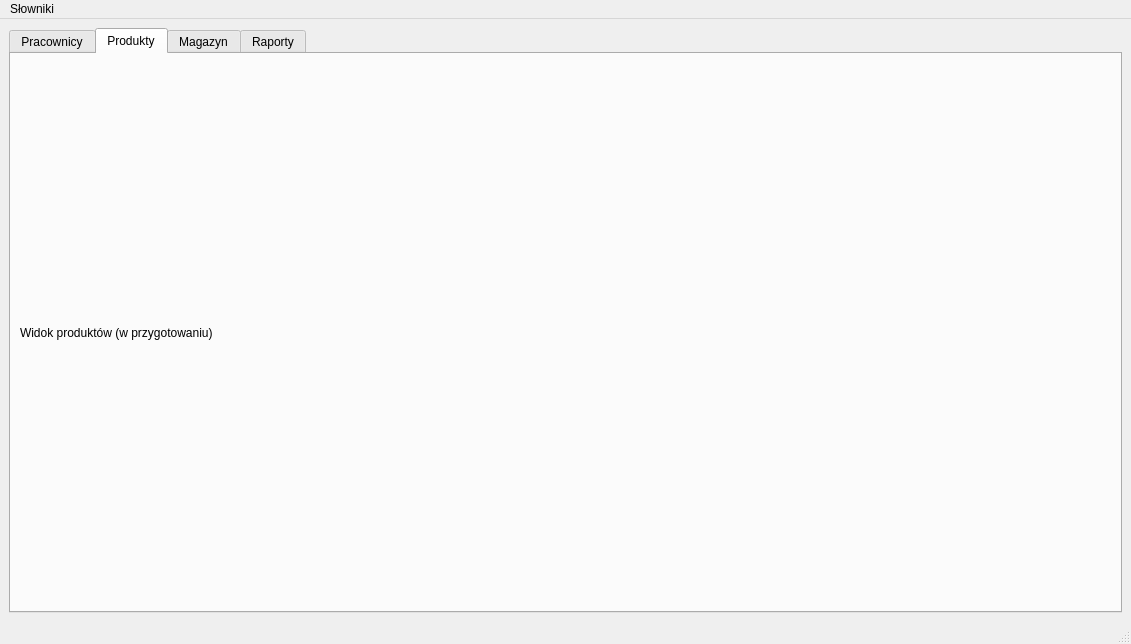
Qt form mainwindow.ui (LukasZaw/company-manager-qt) before a commit.
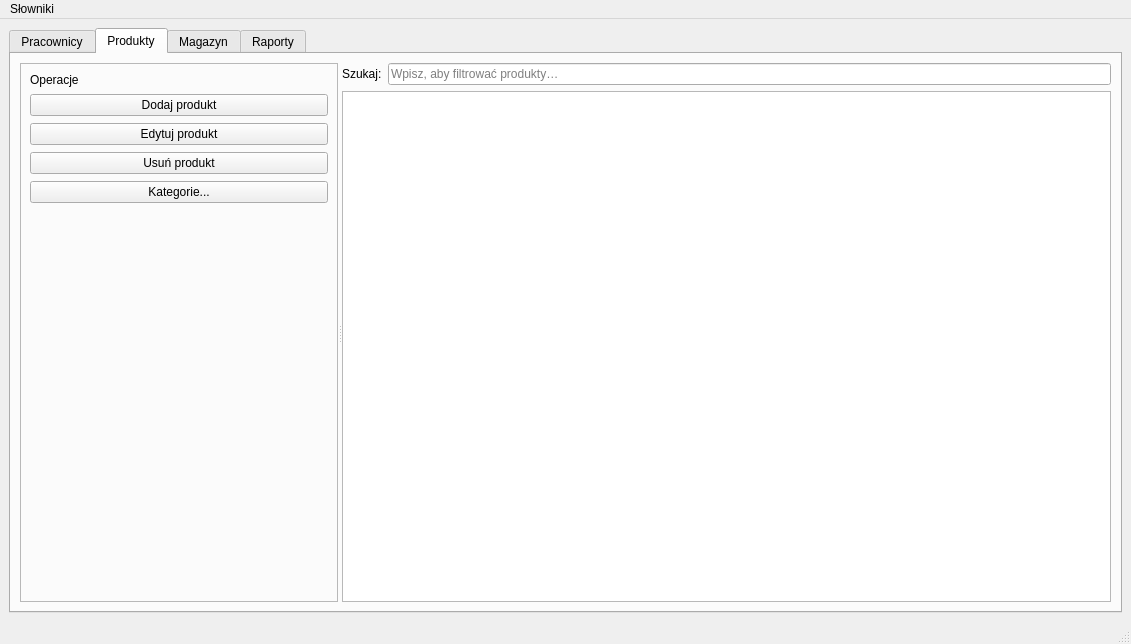
The same form after that commit. The open tabs and pages were chosen to show the change.

Commit message:
feat: Add product and category model service + CRUD
not finished, adding dont work, error

Diff of the .ui file:
```diff
--- a/mainwindow.ui
+++ b/mainwindow.ui
@@ -154,15 +154,119 @@
        <attribute name="title">
         <string>Produkty</string>
        </attribute>
-       <layout class="QVBoxLayout" name="productsLayout">
-        <item>
-         <widget class="QLabel" name="productsPlaceholder">
-          <property name="text">
-           <string>Widok produktów (w przygotowaniu)</string>
-          </property>
-         </widget>
-        </item>
-       </layout>
+         <layout class="QHBoxLayout" name="productsLayout">
+          <item>
+           <widget class="QSplitter" name="productsSplitter">
+            <property name="orientation">
+             <enum>Qt::Orientation::Horizontal</enum>
+            </property>
+            <widget class="QFrame" name="productsLeftPanel">
+             <property name="minimumSize">
+              <size>
+               <width>220</width>
+               <height>0</height>
+              </size>
+             </property>
+             <property name="frameShape">
+              <enum>QFrame::Shape::StyledPanel</enum>
+             </property>
+             <layout class="QVBoxLayout" name="productsLeftLayout">
+              <property name="spacing">
+               <number>7</number>
+              </property>
+              <property name="sizeConstraint">
+               <enum>QLayout::SizeConstraint::SetMaximumSize</enum>
+              </property>
+              <property name="leftMargin">
+               <number>9</number>
+              </property>
+              <item>
+               <widget class="QLabel" name="productsTitleLabel">
+            <property name="text">
+             <string>Operacje</string>
+            </property>
+            <property name="alignment">
+             <set>Qt::AlignmentFlag::AlignLeading|Qt::AlignmentFlag::AlignLeft|Qt::AlignmentFlag::AlignVCenter</set>
+            </property>
+               </widget>
+              </item>
+              <item>
+               <widget class="QPushButton" name="addProductButton">
+            <property name="text">
+             <string>Dodaj produkt</string>
+            </property>
+               </widget>
+              </item>
+              <item>
+               <widget class="QPushButton" name="editProductButton">
+            <property name="text">
+             <string>Edytuj produkt</string>
+            </property>
+               </widget>
+              </item>
+              <item>
+               <widget class="QPushButton" name="deleteProductButton">
+            <property name="text">
+             <string>Usuń produkt</string>
+            </property>
+               </widget>
+              </item>
+              <item>
+               <widget class="QPushButton" name="manageCategoriesButton">
+            <property name="text">
+             <string>Kategorie...</string>
+            </property>
+               </widget>
+              </item>
+              <item>
+               <spacer name="productsLeftSpacer">
+            <property name="orientation">
+             <enum>Qt::Orientation::Vertical</enum>
+            </property>
+            <property name="sizeHint" stdset="0">
+             <size>
+              <width>20</width>
+              <height>40</height>
+             </size>
+            </property>
+               </spacer>
+              </item>
+             </layout>
+            </widget>
+            <widget class="QWidget" name="productsRightPanel">
+             <layout class="QVBoxLayout" name="productsRightLayout">
+              <property name="spacing">
+               <number>6</number>
+              </property>
+              <item>
+               <layout class="QHBoxLayout" name="productsFilterLayout">
+            <item>
+             <widget class="QLabel" name="productsFilterLabel">
+              <property name="text">
+               <string>Szukaj:</string>
+              </property>
+             </widget>
+            </item>
+            <item>
+             <widget class="QLineEdit" name="productFilterLineEdit">
+              <property name="placeholderText">
+               <string>Wpisz, aby filtrować produkty…</string>
+              </property>
+              <property name="clearButtonEnabled">
+               <bool>true</bool>
+              </property>
+             </widget>
+            </item>
+               </layout>
+              </item>
+              <item>
+               <widget class="QTableView" name="productsTableView"/>
+              </item>
+             </layout>
+            </widget>
+           </widget>
+          </item>
+         </layout>
       </widget>
       <widget class="QWidget" name="warehouseTab">
        <attribute name="title">
```
Left out of the diff: 6 changed lines with no effect on the pictures. The commit also changes 20 other files.
